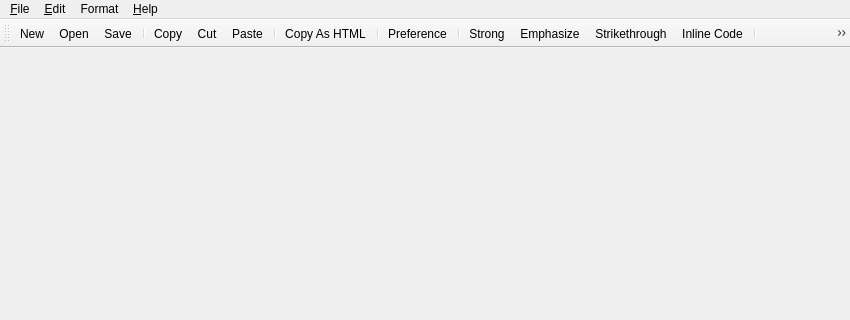
The window that mainwindow.ui (missdeer/KarenMeu) describes before a commit, drawn with Qt 5; both pictures show x 0 to 850 and y 0 to 320 of the 850 by 540 pixel window.
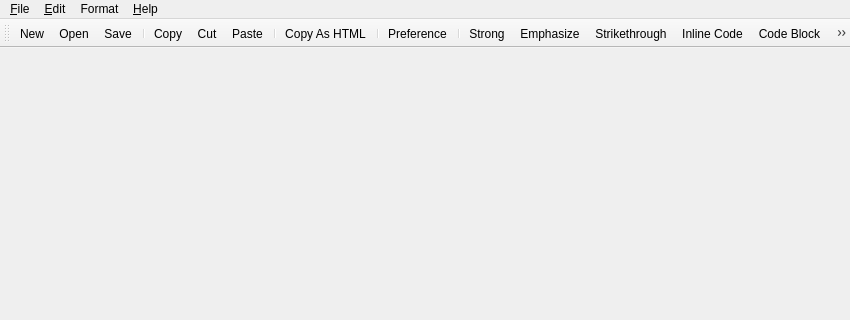
The same window after the commit. Icons and pictures are not drawn.

Commit message: (+)insert code block

What changed in the file:
```diff
--- a/mainwindow.ui
+++ b/mainwindow.ui
@@ -129,6 +129,7 @@
    <addaction name="actionEmphasize"/>
    <addaction name="actionStrikethrough"/>
    <addaction name="actionInlineCode"/>
+   <addaction name="actionCodeBlock"/>
    <addaction name="separator"/>
    <addaction name="actionOrderedList"/>
    <addaction name="actionUnorderedList"/>
@@ -557,6 +558,15 @@
     <string>Strikethrough</string>
    </property>
   </action>
+  <action name="actionCodeBlock">
+   <property name="icon">
+    <iconset resource="karenmeu.qrc">
+     <normaloff>:/rc/images/codeblock.png</normaloff>:/rc/images/codeblock.png</iconset>
+   </property>
+   <property name="text">
+    <string>Code Block</string>
+   </property>
+  </action>
  </widget>
  <layoutdefault spacing="6" margin="11"/>
  <resources>
```
Left out of the diff: 1 changed line with no effect on the pictures. The commit also changes 5 other files.
